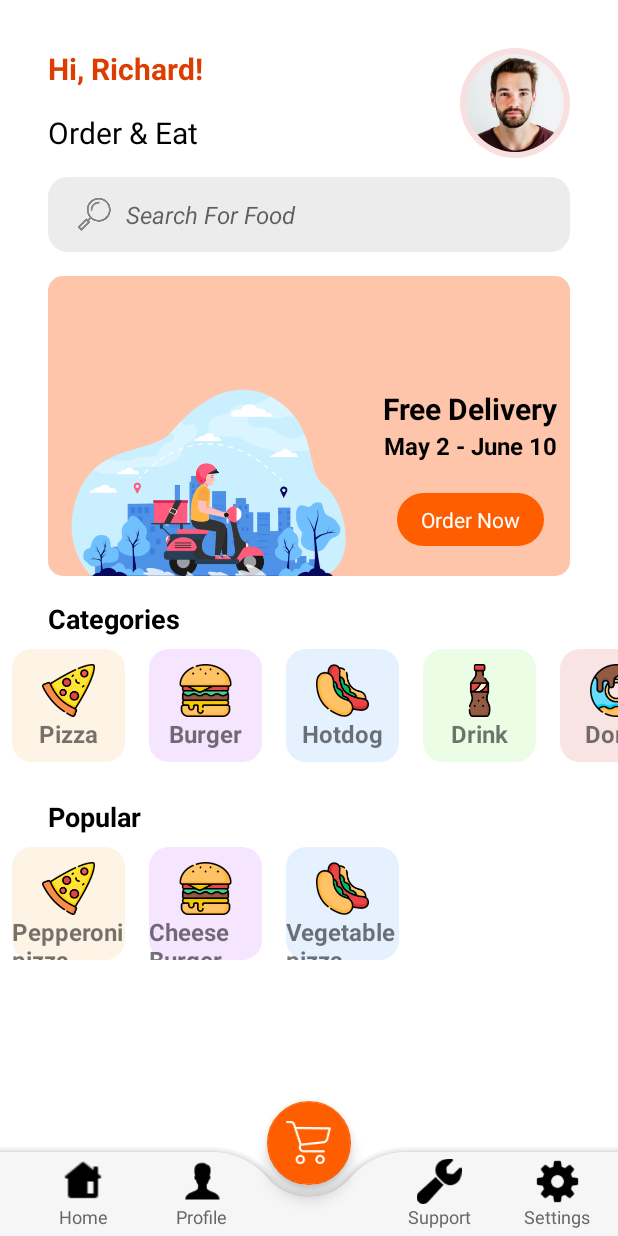
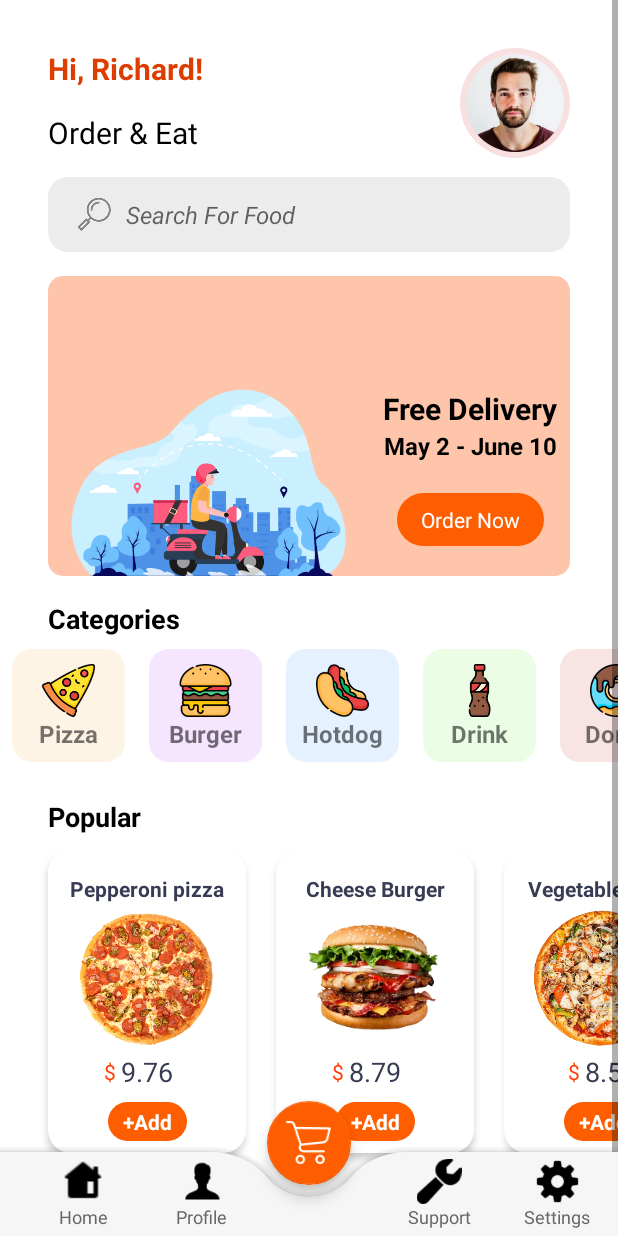
Before and after one commit to George-Bac/food-delivery, an Android app: the MainActivity screen opened directly, with no data from a screen before it, on a phone screen of 412 x 824 dp. Run offline under Robolectric (Android 15) with nearby library versions, the phone set to English and light mode, and no system bars.

Commit message:
Finish declaring the view holder item of the popular food recycler view adapter and make the code in the MainActivity more reusable (finish MainActivity)

```diff
--- a/app/src/main/java/com/endava/fooddelivery/activity/MainActivity.java
+++ b/app/src/main/java/com/endava/fooddelivery/activity/MainActivity.java
@@ -24,27 +24,30 @@ public class MainActivity extends AppCompatActivity {
       super.onCreate(savedInstanceState);
       setContentView(R.layout.activity_main);
 
+      initViews();
+      configureRecyclerViewAdapter(recyclerViewCategories, categoryRecyclerViewAdapter);
+      configureRecyclerViewAdapter(recyclerViewFood, foodRecyclerViewAdapter);
+   }
+
+   private void initViews() {
       recyclerViewCategories = findViewById(R.id.recyclerViewCategories);
       recyclerViewFood = findViewById(R.id.recyclerViewFood);
-
-      List<Category> categories = List.of(
+      categoryRecyclerViewAdapter = new CategoryRecyclerViewAdapter(List.of(
             new Category("Pizza", "cat_1"),
             new Category("Burger", "cat_2"),
             new Category("Hotdog", "cat_3"),
             new Category("Drink", "cat_4"),
             new Category("Donut", "cat_5")
-      );
-      categoryRecyclerViewAdapter = new CategoryRecyclerViewAdapter(categories);
-      recyclerViewCategories.setAdapter(categoryRecyclerViewAdapter);
-      recyclerViewCategories.setLayoutManager(new LinearLayoutManager(this, LinearLayoutManager.HORIZONTAL, false));
+      ));
+      foodRecyclerViewAdapter = new FoodRecyclerViewAdapter(List.of(
+            new Food("Pepperoni pizza", "pop_1", "slices pepperoni, mozzarella cheese, fresh oregano, ground black pepper, sauce", 9.76),
+            new Food("Cheese Burger", "pop_2", "beef, gouda cheese, special sauce, lettuce, tomatoes", 8.79),
+            new Food("Vegetable pizza", "pop_3", "olive oil, vegetable oil, pitted kalamata, cherry tomatoes, fresh oregano, basil", 8.50)
+      ));
+   }
 
-      List<Food> foods = List.of(
-            new Food("Pepperoni pizza", "pizza1", "slices pepperoni, mozarella cheese, fresh oregano, ground black pepper, sauce", 9.76),
-            new Food("Cheese Burger", "burger", "beef, gouda cheese, special sauce, lettuce, tomatoes", 8.79),
-            new Food("Vegetable pizza", "pizza2", "olive oil, vegetable oil, pitted kalamata, cherry tomatoes, fresh oregano, basil", 8.50)
-      );
-      foodRecyclerViewAdapter = new FoodRecyclerViewAdapter(foods);
-      recyclerViewFood.setAdapter(foodRecyclerViewAdapter);
-      recyclerViewFood.setLayoutManager(new LinearLayoutManager(this, LinearLayoutManager.HORIZONTAL, false));
+   private void configureRecyclerViewAdapter(RecyclerView recyclerView, RecyclerView.Adapter recyclerViewAdapter) {
+      recyclerView.setAdapter(recyclerViewAdapter);
+      recyclerView.setLayoutManager(new LinearLayoutManager(this, LinearLayoutManager.HORIZONTAL, false));
    }
 }
--- a/app/src/main/java/com/endava/fooddelivery/adapter/FoodRecyclerViewAdapter.java
+++ b/app/src/main/java/com/endava/fooddelivery/adapter/FoodRecyclerViewAdapter.java
@@ -21,61 +21,47 @@ import java.util.List;
 
 public class FoodRecyclerViewAdapter extends RecyclerView.Adapter<FoodRecyclerViewAdapter.ViewHolder> {
 
-   private List<Food> foods = new ArrayList<>();
-   private String picUrl;
+   private List<Food> popularFood = new ArrayList<>();
 
-   public FoodRecyclerViewAdapter(List<Food> foods) {
-      this.foods = foods;
+   public FoodRecyclerViewAdapter(List<Food> popularFood) {
+      this.popularFood = popularFood;
    }
 
    @NonNull
    @Override
    public ViewHolder onCreateViewHolder(@NonNull ViewGroup parent, int viewType) {
-      return new ViewHolder(LayoutInflater.from(parent.getContext()).inflate(R.layout.viewholder_category, parent, false));
+      return new ViewHolder(LayoutInflater.from(parent.getContext()).inflate(R.layout.viewholder_popular_food, parent, false));
    }
 
    @Override
    public void onBindViewHolder(@NonNull ViewHolder viewHolder, int position) {
-      viewHolder.categoryTitle.setText(foods.get(position).getTitle());
-      viewHolder.categoryTitle.setText(foods.get(position).getTitle());
-      picUrl = "";
-      switch (position) {
-         case 0: setPicUrlAndBackground(viewHolder, "cat_1", R.drawable.category_background1); break;
-         case 1: setPicUrlAndBackground(viewHolder, "cat_2", R.drawable.category_background2); break;
-         case 2: setPicUrlAndBackground(viewHolder, "cat_3", R.drawable.category_background3); break;
-         case 3: setPicUrlAndBackground(viewHolder, "cat_4", R.drawable.category_background4); break;
-         case 4: setPicUrlAndBackground(viewHolder, "cat_5", R.drawable.category_background5); break;
-      }
-      int drawableResourceId = viewHolder.itemView.getContext().getResources().getIdentifier(picUrl, "drawable", viewHolder.itemView.getContext().getPackageName());
-      Glide.with(viewHolder.itemView.getContext()).load(drawableResourceId).into(viewHolder.categoryPic);
-   }
-
-   private void setPicUrlAndBackground(@NonNull ViewHolder viewHolder, String newPicUrl, int categoryBackground) {
-      picUrl = newPicUrl;
-      viewHolder.mainLayout.setBackground(ContextCompat.getDrawable(viewHolder.itemView.getContext(), categoryBackground));
+      viewHolder.itemTitle.setText(popularFood.get(position).getTitle());
+      viewHolder.itemFee.setText(String.valueOf(popularFood.get(position).getFee()));
+      int drawableResourceId = viewHolder.itemView.getContext().getResources().getIdentifier(popularFood.get(position).getPic(), "drawable", viewHolder.itemView.getContext().getPackageName());
+      Glide.with(viewHolder.itemView.getContext()).load(drawableResourceId).into(viewHolder.itemPic);
    }
 
    @Override
    public int getItemCount() {
-      return foods.size();
+      return popularFood.size();
    }
 
-   public void setFoods(List<Food> foods) {
-      this.foods = foods;
+   public void setPopularFood(List<Food> popularFood) {
+      this.popularFood = popularFood;
       notifyDataSetChanged();
    }
 
    public class ViewHolder extends RecyclerView.ViewHolder {
-      private TextView categoryTitle;
-      private ImageView categoryPic;
-      private ConstraintLayout mainLayout;
+      private TextView itemTitle, itemFee, itemAddButton;
+      private ImageView itemPic;
 
       public ViewHolder(@NonNull View itemView) {
          super(itemView);
 
-         categoryTitle = itemView.findViewById(R.id.categoryTitle);
-         categoryPic = itemView.findViewById(R.id.categoryPic);
-         mainLayout = itemView.findViewById(R.id.mainLayout);
+         itemTitle = itemView.findViewById(R.id.itemTitle);
+         itemFee = itemView.findViewById(R.id.itemFee);
+         itemPic = itemView.findViewById(R.id.itemPic);
+         itemAddButton = itemView.findViewById(R.id.itemAddButton);
       }
    }
 }
--- a/app/src/main/res/layout/activity_main.xml
+++ b/app/src/main/res/layout/activity_main.xml
@@ -18,7 +18,8 @@
     <LinearLayout
       android:layout_width="match_parent"
       android:layout_height="wrap_content"
-      android:orientation="vertical">
+      android:orientation="vertical"
+      android:paddingBottom="90dp">
 
       <androidx.constraintlayout.widget.ConstraintLayout
         android:layout_width="match_parent"
@@ -196,6 +197,9 @@
           android:id="@+id/recyclerViewFood"
           android:layout_width="match_parent"
           android:layout_height="match_parent"
+          android:clipToPadding="false"
+          android:paddingStart="22dp"
+          android:paddingEnd="22dp"
           app:layout_constraintEnd_toEndOf="parent"
           app:layout_constraintStart_toStartOf="parent"
           app:layout_constraintTop_toBottomOf="@+id/textView11" />
--- a/app/src/main/res/layout/viewholder_popular_food.xml
+++ b/app/src/main/res/layout/viewholder_popular_food.xml
@@ -8,7 +8,7 @@
   android:elevation="3dp">
 
   <TextView
-    android:id="@+id/addButton"
+    android:id="@+id/itemAddButton"
     android:layout_width="wrap_content"
     android:layout_height="wrap_content"
     android:layout_margin="8dp"
@@ -21,9 +21,9 @@
     android:textColor="@color/white"
     android:textStyle="bold"
     app:layout_constraintBottom_toBottomOf="parent"
-    app:layout_constraintEnd_toEndOf="@+id/pic"
-    app:layout_constraintStart_toStartOf="@+id/pic"
-    app:layout_constraintTop_toBottomOf="@+id/fee" />
+    app:layout_constraintEnd_toEndOf="@+id/itemPic"
+    app:layout_constraintStart_toStartOf="@+id/itemPic"
+    app:layout_constraintTop_toBottomOf="@+id/itemFee" />
 
   <TextView
     android:id="@+id/textView13"
@@ -33,34 +33,34 @@
     android:text="$"
     android:textColor="@color/orange_red"
     android:textSize="14sp"
-    app:layout_constraintBottom_toBottomOf="@+id/fee"
-    app:layout_constraintEnd_toStartOf="@+id/fee"
-    app:layout_constraintTop_toTopOf="@+id/fee" />
+    app:layout_constraintBottom_toBottomOf="@+id/itemFee"
+    app:layout_constraintEnd_toStartOf="@+id/itemFee"
+    app:layout_constraintTop_toTopOf="@+id/itemFee" />
 
   <TextView
-    android:id="@+id/fee"
+    android:id="@+id/itemFee"
     android:layout_width="wrap_content"
     android:layout_height="wrap_content"
     android:text="0.0"
     android:textColor="@color/dark_indigo"
     android:textSize="18sp"
-    app:layout_constraintEnd_toEndOf="@+id/pic"
-    app:layout_constraintStart_toStartOf="@+id/pic"
-    app:layout_constraintTop_toBottomOf="@+id/pic" />
+    app:layout_constraintEnd_toEndOf="@+id/itemPic"
+    app:layout_constraintStart_toStartOf="@+id/itemPic"
+    app:layout_constraintTop_toBottomOf="@+id/itemPic" />
 
   <ImageView
-    android:id="@+id/pic"
-    android:layout_width="wrap_content"
-    android:layout_height="wrap_content"
+    android:id="@+id/itemPic"
+    android:layout_width="100dp"
+    android:layout_height="100dp"
     android:layout_marginStart="16dp"
     android:layout_marginEnd="16dp"
     app:layout_constraintEnd_toEndOf="parent"
     app:layout_constraintStart_toStartOf="parent"
-    app:layout_constraintTop_toBottomOf="@+id/textView9"
+    app:layout_constraintTop_toBottomOf="@+id/itemTitle"
     app:srcCompat="@drawable/pop_1" />
 
   <TextView
-    android:id="@+id/textView9"
+    android:id="@+id/itemTitle"
     android:layout_width="wrap_content"
     android:layout_height="wrap_content"
     android:layout_marginStart="4dp"
```
